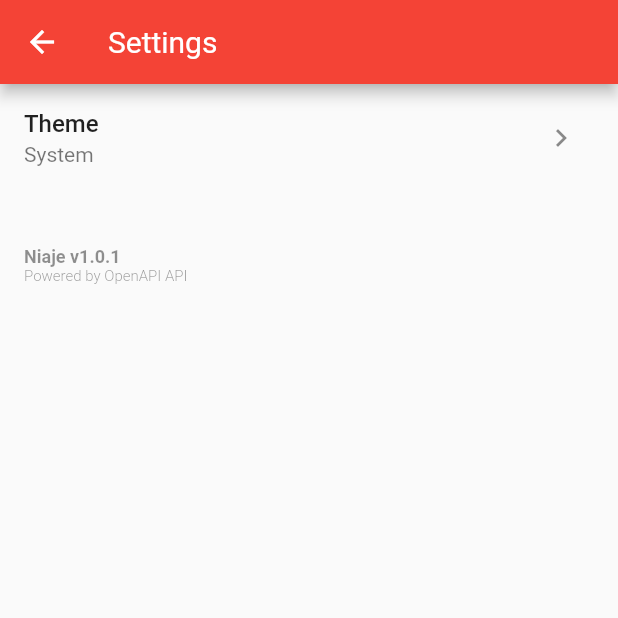
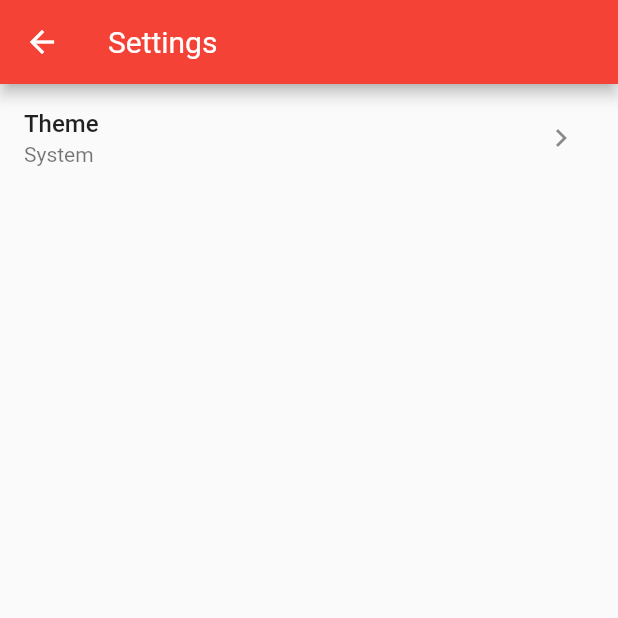
Before and after one commit to nzuqi/niaje, a Flutter app: the screen it shows after launch, after a tap on the "settings" icon, on a phone screen of 412 x 824 dp, the top half of it. Run offline on Flutter 3.47's test engine with Material 2 defaults, Android fonts, the phone set to English and light mode, and no system bars; our stand-ins replace animated_text_kit, avatar_glow, flutter_spinkit, flutter_tts, logger, shared_preferences and 1 more; generated files the repository leaves out were written again.

Commit message:
Minor fixes

```diff
--- a/lib/src/settings/settings_view.dart
+++ b/lib/src/settings/settings_view.dart
@@ -105,34 +105,34 @@ class SettingsViewState extends State<SettingsView> {
             //   onChanged: (bool value) {},
             // ),
             const SizedBox(height: 20),
-            const Padding(
-              padding: EdgeInsets.all(16.0),
-              child: Column(
-                crossAxisAlignment: CrossAxisAlignment.start,
-                children: [
-                  Opacity(
-                    opacity: 0.5,
-                    child: Text(
-                      "Niaje v1.0.1",
-                      style: TextStyle(
-                        fontWeight: FontWeight.bold,
-                        fontSize: 12.0,
-                      ),
-                    ),
-                  ),
-                  Opacity(
-                    opacity: 0.5,
-                    child: Text(
-                      "Powered by OpenAPI API",
-                      style: TextStyle(
-                        fontWeight: FontWeight.w300,
-                        fontSize: 10.0,
-                      ),
-                    ),
-                  ),
-                ],
-              ),
-            )
+            // const Padding(
+            //   padding: EdgeInsets.all(16.0),
+            //   child: Column(
+            //     crossAxisAlignment: CrossAxisAlignment.start,
+            //     children: [
+            //       Opacity(
+            //         opacity: 0.5,
+            //         child: Text(
+            //           "Niaje v1.0.1",
+            //           style: TextStyle(
+            //             fontWeight: FontWeight.bold,
+            //             fontSize: 12.0,
+            //           ),
+            //         ),
+            //       ),
+            //       Opacity(
+            //         opacity: 0.5,
+            //         child: Text(
+            //           "Powered by OpenAPI API",
+            //           style: TextStyle(
+            //             fontWeight: FontWeight.w300,
+            //             fontSize: 10.0,
+            //           ),
+            //         ),
+            //       ),
+            //     ],
+            //   ),
+            // )
           ],
         ),
       ),
--- a/lib/widgets/sliver_custom_app_bar.dart
+++ b/lib/widgets/sliver_custom_app_bar.dart
@@ -7,10 +7,12 @@ class SliverCustomAppBar extends SliverPersistentHeaderDelegate {
   const SliverCustomAppBar();
 
   @override
-  Widget build(BuildContext context, double shrinkOffset, bool overlapsContent) {
+  Widget build(
+      BuildContext context, double shrinkOffset, bool overlapsContent) {
     // var adjustedShrinkOffset = shrinkOffset > minExtent ? minExtent : shrinkOffset;
     // double offset = (minExtent - adjustedShrinkOffset) * 0.5;
-    double topPadding = MediaQuery.of(context).padding.top + 10; // + 16 (Default)
+    double topPadding =
+        MediaQuery.of(context).padding.top + 10; // + 16 (Default)
 
     return Stack(
       children: [
@@ -25,9 +27,9 @@ class SliverCustomAppBar extends SliverPersistentHeaderDelegate {
             // crossAxisAlignment: CrossAxisAlignment.start,
             mainAxisAlignment: MainAxisAlignment.spaceBetween,
             children: [
-              Column(
+              const Column(
                 crossAxisAlignment: CrossAxisAlignment.start,
-                children: const [
+                children: [
                   Text(
                     "Niaje",
                     style: TextStyle(
@@ -53,13 +55,15 @@ class SliverCustomAppBar extends SliverPersistentHeaderDelegate {
                   IconButton(
                     icon: const Icon(Icons.history, color: Colors.white),
                     onPressed: () {
-                      Navigator.restorablePushNamed(context, HistoryView.routeName);
+                      Navigator.restorablePushNamed(
+                          context, HistoryView.routeName);
                     },
                   ),
                   IconButton(
                     icon: const Icon(Icons.settings, color: Colors.white),
                     onPressed: () {
-                      Navigator.restorablePushNamed(context, SettingsView.routeName);
+                      Navigator.restorablePushNamed(
+                          context, SettingsView.routeName);
                     },
                   ),
                 ],
--- a/pubspec.yaml
+++ b/pubspec.yaml
@@ -4,7 +4,7 @@ description: Voice assistant app powered by OpenAPI
 # Prevent accidental publishing to pub.dev.
 publish_to: "none"
 
-version: 1.0.4+4
+version: 1.0.5+5
 
 environment:
   sdk: ">=2.17.6 <3.0.0"
```
